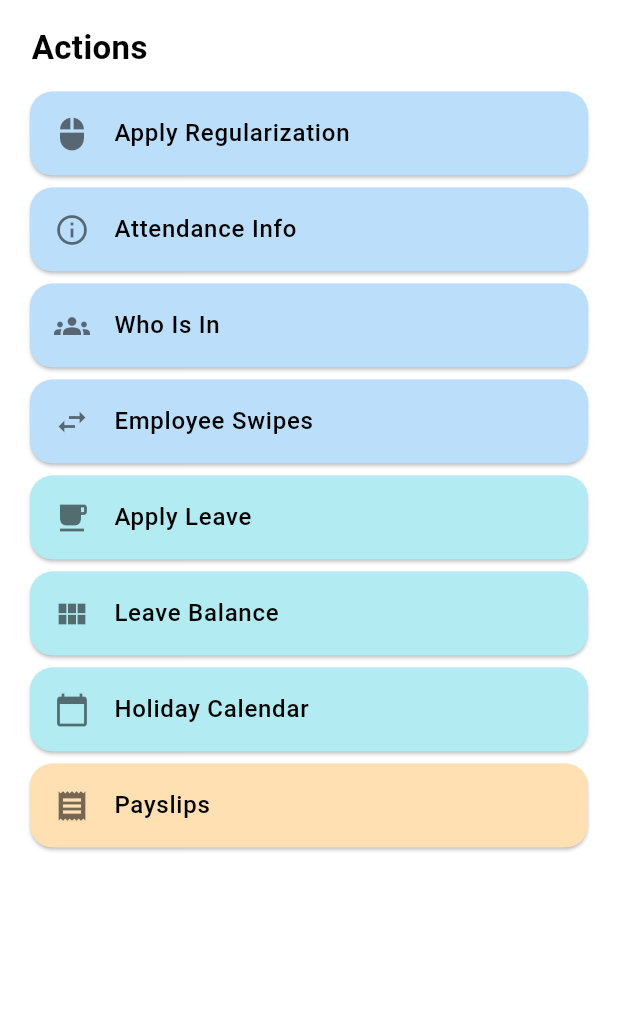
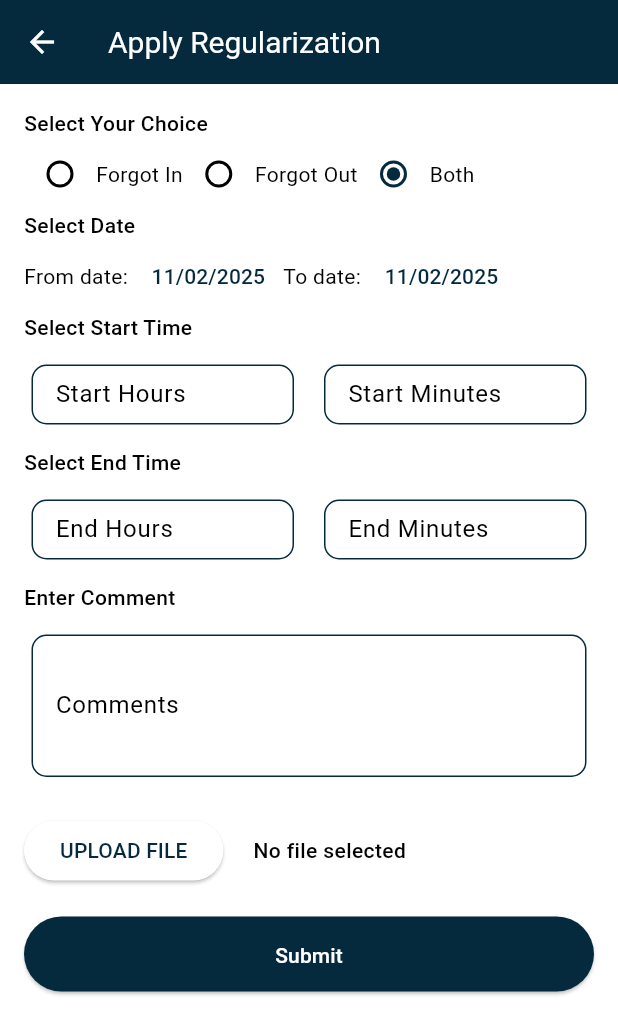
Before and after one commit to imamit29/hrms_projectx, a Flutter app: the ActionPage screen opened directly, after a tap on "Apply Regularization", on a phone screen of 412 x 824 dp. Shown: the top 1034 px of the screen. Run offline on Flutter 3.47's test engine with Material 3 defaults, Android fonts, the phone set to English and light mode, and no system bars; our stand-ins replace fl_chart, fluttertoast, shared_preferences; accounts and stored records are empty.

Commit message:
ApplyRegurlarizationScreen & ExpansesScreen added.

```diff
--- /dev/null
+++ b/lib/screens/ApplyRegurlarizationScreen.dart
@@ -0,0 +1,345 @@
+import 'package:flutter/cupertino.dart';
+import 'package:flutter/material.dart';
+import 'package:intl/intl.dart';
+
+class ApplyRegularizationScreen extends StatefulWidget {
+  @override
+  _ApplyRegularizationScreenState createState() => _ApplyRegularizationScreenState();
+}
+
+class _ApplyRegularizationScreenState extends State<ApplyRegularizationScreen> {
+  String selectedOption = 'Both';
+  DateTime selectedFromDate = DateTime.now();
+  DateTime selectedToDate = DateTime.now();
+  TextEditingController startHoursController = TextEditingController();
+  TextEditingController startMinutesController = TextEditingController();
+  TextEditingController endHoursController = TextEditingController();
+  TextEditingController endMinutesController = TextEditingController();
+  TextEditingController commentsController = TextEditingController();
+
+  Future<void> _selectFromDate(BuildContext context) async {
+    final DateTime? picked = await showDatePicker(
+      context: context,
+      initialDate: selectedFromDate,
+      firstDate: DateTime(2000),
+      lastDate: DateTime(2101),
+    );
+    if (picked != null && picked != selectedFromDate)
+      setState(() {
+        selectedFromDate = picked;
+      });
+  }
+
+  Future<void> _selectToDate(BuildContext context) async {
+    final DateTime? picked = await showDatePicker(
+      context: context,
+      initialDate: selectedToDate,
+      firstDate: DateTime(2000),
+      lastDate: DateTime(2101),
+    );
+    if (picked != null && picked != selectedToDate)
+      setState(() {
+        selectedToDate = picked;
+      });
+  }
+
+  @override
+  Widget build(BuildContext context) {
+    return Scaffold(
+      appBar: AppBar(
+        leading: IconButton(
+          icon: Icon(Icons.arrow_back,color: Colors.white,),
+          onPressed: () {Navigator.pop(context);},
+        ),
+        backgroundColor: Theme.of(context).colorScheme.primary,
+        title: Text('Apply Regularization', style: TextStyle(fontSize: 20,color: Colors.white),),),
+      body: SingleChildScrollView(
+        child: Padding(
+          padding: EdgeInsets.all(16.0),
+          child: Column(
+            crossAxisAlignment: CrossAxisAlignment.start,
+            children: [
+              Text(
+                'Select Your Choice',
+                style: TextStyle(fontWeight: FontWeight.w500),
+              ),
+              Row(
+                children: [
+                  Radio(
+                    value: "Forgot In",
+                    groupValue: selectedOption,
+                    onChanged: (value) {
+                      setState(() {
+                        selectedOption = value.toString();
+                      });
+                    },
+                  ),
+                  Text("Forgot In"),
+                  Radio(
+                    value: "Forgot Out",
+                    groupValue: selectedOption,
+                    onChanged: (value) {
+                      setState(() {
+                        selectedOption = value.toString();
+                      });
+                    },
+                  ),
+                  Text("Forgot Out"),
+                  Radio(
+                    value: "Both",
+                    groupValue: selectedOption,
+                    onChanged: (value) {
+                      setState(() {
+                        selectedOption = value.toString();
+                      });
+                    },
+                  ),
+                  Text("Both"),
+                ],
+              ),
+              Text(
+                'Select Date',
+                style: TextStyle(fontWeight: FontWeight.w500),
+              ),
+              Row(
+                children: [
+                  Text("From date: ",),
+                  TextButton(
+                    onPressed: () => _selectFromDate(context),
+                    child: Text(DateFormat('dd/MM/yyyy').format(selectedFromDate)),
+                  ),
+                  Text("To date: "),
+                  TextButton(
+                    onPressed: () => _selectToDate(context),
+                    child: Text(DateFormat('dd/MM/yyyy').format(selectedToDate)),
+                  ),
+                ],
+              ),
+              Text(
+                'Select Start Time',
+                style: TextStyle(fontWeight: FontWeight.w500),
+              ),
+              SizedBox(height: 10),
+              Row(
+                children: [
+                  Expanded(
+                    child: Container(
+                      height: 40,
+                      margin: EdgeInsets.all(5),
+                      child: TextField(
+                        style: TextStyle(fontSize: 12),
+                        controller: startHoursController,
+                        decoration: InputDecoration(
+                          labelText: "Start Hours",
+                          enabledBorder: OutlineInputBorder(
+                            borderSide: BorderSide(color: Theme.of(context).colorScheme.primary, width: 1.0), // Inactive Border
+                            borderRadius: BorderRadius.circular(10),
+                          ),
+                          focusedBorder: OutlineInputBorder(
+                            borderSide: BorderSide(color: Theme.of(context).colorScheme.primary, width: 2.0), // Active Border
+                            borderRadius: BorderRadius.circular(10),
+                          ),
+                          errorBorder: OutlineInputBorder(
+                            borderSide: BorderSide(color: Theme.of(context).colorScheme.primary, width: 1.5), // Error Border
+                            borderRadius: BorderRadius.circular(10),
+                          ),
+                          focusedErrorBorder: OutlineInputBorder(
+                            borderSide: BorderSide(color: Theme.of(context).colorScheme.primary, width: 2.0), // Focused Error Border
+                            borderRadius: BorderRadius.circular(10),
+                          ),),
+                        keyboardType: TextInputType.number,
+                      ),
+                    ),
+                  ),
+                  SizedBox(width: 10),
+                  Expanded(
+                      child: Container(
+                        height: 40,
+                        margin: EdgeInsets.all(5),
+                        child: TextField(
+                          style: TextStyle(fontSize: 12),
+                          controller: startMinutesController,
+                          decoration: InputDecoration(
+                            labelText: "Start Minutes",
+                            enabledBorder: OutlineInputBorder(
+                              borderSide: BorderSide(color: Theme.of(context).colorScheme.primary, width: 1.0), // Inactive Border
+                              borderRadius: BorderRadius.circular(10),
+                            ),
+                            focusedBorder: OutlineInputBorder(
+                              borderSide: BorderSide(color: Theme.of(context).colorScheme.primary, width: 2.0), // Active Border
+                              borderRadius: BorderRadius.circular(10),
+                            ),
+                            errorBorder: OutlineInputBorder(
+                              borderSide: BorderSide(color: Theme.of(context).colorScheme.primary, width: 1.5), // Error Border
+                              borderRadius: BorderRadius.circular(10),
+                            ),
+                            focusedErrorBorder: OutlineInputBorder(
+                              borderSide: BorderSide(color: Theme.of(context).colorScheme.primary, width: 2.0), // Focused Error Border
+                              borderRadius: BorderRadius.circular(10),
+                            ),
+                          ),
+                          keyboardType: TextInputType.number,
+                        ),)
+                  ),
+                ],
+              ),
+              SizedBox(height: 10),
+              Text(
+                'Select End Time',
+                style: TextStyle(fontWeight: FontWeight.w500),
+              ),
+              SizedBox(height: 10),
+              Row(
+                children: [
+
+                  Expanded(
+                      child: Container(
+                        height: 40,
+                        margin: EdgeInsets.all(5),
+                        child: TextField(
+                          style: TextStyle(fontSize: 12),
+                          controller: endHoursController,
+                          decoration: InputDecoration(
+                            labelText: "End Hours",
+                            enabledBorder: OutlineInputBorder(
+                              borderSide: BorderSide(color: Theme.of(context).colorScheme.primary, width: 1.0), // Inactive Border
+                              borderRadius: BorderRadius.circular(10),
+                            ),
+                            focusedBorder: OutlineInputBorder(
+                              borderSide: BorderSide(color: Theme.of(context).colorScheme.primary, width: 2.0), // Active Border
+                              borderRadius: BorderRadius.circular(10),
+                            ),
+                            errorBorder: OutlineInputBorder(
+                              borderSide: BorderSide(color: Theme.of(context).colorScheme.primary, width: 1.5), // Error Border
+                              borderRadius: BorderRadius.circular(10),
+                            ),
+                            focusedErrorBorder: OutlineInputBorder(
+                              borderSide: BorderSide(color: Theme.of(context).colorScheme.primary, width: 2.0), // Focused Error Border
+                              borderRadius: BorderRadius.circular(10),
+                            ),),
+                          keyboardType: TextInputType.number,
+                        ),)
+                  ),
+                  SizedBox(width: 10),
+                  Expanded(
+                      child: Container(
+                        height: 40,
+                        margin: EdgeInsets.all(5),
+                        child: TextField(
+                          style: TextStyle(fontSize: 12),
+                          controller: endMinutesController,
+                          decoration: InputDecoration(
+                            labelText: "End Minutes",
+                            enabledBorder: OutlineInputBorder(
+                              borderSide: BorderSide(color: Theme.of(context).colorScheme.primary, width: 1.0), // Inactive Border
+                              borderRadius: BorderRadius.circular(10),
+                            ),
+                            focusedBorder: OutlineInputBorder(
+                              borderSide: BorderSide(color: Theme.of(context).colorScheme.primary, width: 2.0), // Active Border
+                              borderRadius: BorderRadius.circular(10),
+                            ),
+                            errorBorder: OutlineInputBorder(
+                              borderSide: BorderSide(color: Theme.of(context).colorScheme.primary, width: 1.5), // Error Border
+                              borderRadius: BorderRadius.circular(10),
+                            ),
+                            focusedErrorBorder: OutlineInputBorder(
+                              borderSide: BorderSide(color: Theme.of(context).colorScheme.primary, width: 2.0), // Focused Error Border
+                              borderRadius: BorderRadius.circular(10),
+                            ),),
+                          keyboardType: TextInputType.number,
+                        ),)
+                  ),
+                ],
+              ),
+              SizedBox(height: 10),
+              Text(
+                'Enter Comment',
+                style: TextStyle(fontWeight: FontWeight.w500),
+              ),
+              SizedBox(height: 10),
+              Container(
+                margin: EdgeInsets.all(5),
+                child: TextField(
+                  style: TextStyle(fontSize: 14),
+                  controller: commentsController,
+                  decoration: InputDecoration(
+                    labelText: "Comments",
+                    enabledBorder: OutlineInputBorder(
+                      borderSide: BorderSide(color: Theme.of(context).colorScheme.primary, width: 1.0), // Inactive Border
+                      borderRadius: BorderRadius.circular(10),
+                    ),
+                    focusedBorder: OutlineInputBorder(
+                      borderSide: BorderSide(color: Theme.of(context).colorScheme.primary, width: 2.0), // Active Border
+                      borderRadius: BorderRadius.circular(10),
+                    ),
+                    errorBorder: OutlineInputBorder(
+                      borderSide: BorderSide(color: Theme.of(context).colorScheme.primary, width: 1.5), // Error Border
+                      borderRadius: BorderRadius.circular(10),
+                    ),
+                    focusedErrorBorder: OutlineInputBorder(
+                      borderSide: BorderSide(color: Theme.of(context).colorScheme.primary, width: 2.0), // Focused Error Border
+                      borderRadius: BorderRadius.circular(10),
+                    ),),
+                  maxLines: 3,
+                ),),
+              SizedBox(height: 20),
+              Row(
+                children: [
+                  ElevatedButton(
+                    onPressed: () {},
+                    child: Text("UPLOAD FILE"),
+                  ),
+                  SizedBox(width: 20),
+                  Text(
+                    'No file selected',
+                    style: TextStyle(fontWeight: FontWeight.w500),
+                  ),
+                ],
+              ),
+              SizedBox(height: 20),
+              SizedBox(
+                width: double.infinity,
+                height: 50,
+                child: ElevatedButton(
+                  onPressed: () async {
+
+                    // if(_username.text.isEmpty){
+                    //
+                    //   showError('Please enter a valid username', context);
+                    // }else if(_username.text.isEmpty){
+                    //   showError('Please enter a valid password', context);
+                    // }else if(_username.text.isEmpty){
+                    //   showError('Please enter a valid URL', context);
+                    // }else{
+                    //
+                    //   if(_value){
+                    //     var prefs = await SharedPreferences.getInstance();
+                    //     prefs.setBool('isloggedin', true);
+                    //     prefs.setString("username",_username.text);
+                    //   }
+                    //   openPageNoBack(context, NavigatorScreen());
+                    //
+                    //
+                    // }
+
+                  },
+                  style: ElevatedButton.styleFrom(
+                    backgroundColor: Theme.of(context).colorScheme.primary,
+                    padding: const EdgeInsets.symmetric(vertical: 16),
+                    shape: RoundedRectangleBorder(
+                      borderRadius: BorderRadius.circular(30),
+                    ),
+                  ),
+                  child: const Text(
+                    'Submit',
+                    style: TextStyle(fontSize: 14, color: Colors.white),
+                  ),
+                ),
+              ),
+            ],
+          ),
+        ),
+      ),
+    );
+  }
+}
--- a/lib/screens/bottombarPages/ActionPage.dart
+++ b/lib/screens/bottombarPages/ActionPage.dart
@@ -1,5 +1,9 @@
 import 'package:flutter/cupertino.dart';
 import 'package:flutter/material.dart';
+import 'package:hrms_project/extras/globalFunctions.dart';
+import 'package:hrms_project/screens/ApplyRegurlarizationScreen.dart';
+import 'package:hrms_project/screens/ExpenseScreen.dart';
+import 'package:hrms_project/screens/PaySlipScreen.dart';
 
 class ActionPage extends StatefulWidget {
   const ActionPage({Key? key}) : super(key: key);
@@ -16,6 +20,7 @@ class _ActionPageState extends State<ActionPage> {
     {'icon': Icons.groups, 'title': 'Who Is In', 'color': Colors.blue[100]},
     {'icon': Icons.swap_horiz, 'title': 'Employee Swipes', 'color': Colors.blue[100]},
     {'icon': Icons.local_cafe, 'title': 'Apply Leave', 'color': Colors.cyan[100]},
+    {'icon': Icons.currency_rupee, 'title': 'My Expanse', 'color': Colors.cyan[100]},
     {'icon': Icons.view_module, 'title': 'Leave Balance', 'color': Colors.cyan[100]},
     {'icon': Icons.calendar_today, 'title': 'Holiday Calendar', 'color': Colors.cyan[100]},
     {'icon': Icons.receipt, 'title': 'Payslips', 'color': Colors.orange[100]},
@@ -51,7 +56,15 @@ class _ActionPageState extends State<ActionPage> {
                         actions[index]['title'],
                         style: TextStyle(fontWeight: FontWeight.w500),
                       ),
-                      onTap: () {},
+                      onTap: () {
+                        if(actions[index]['title'] == 'Payslips'){
+                          openPage(context, PayslipScreen());
+                        }else if(actions[index]['title'] == 'Apply Regularization'){
+                          openPage(context, ApplyRegularizationScreen());
+                        }else if(actions[index]['title'] == 'My Expanse'){
+                          openPage(context, ExpanseScreen());
+                        }
+                      },
                     ),
                   );
                 },
```
Also changed, not shown: lib/screens/ExpenseScreen.dart (added, +381 -0 lines).
